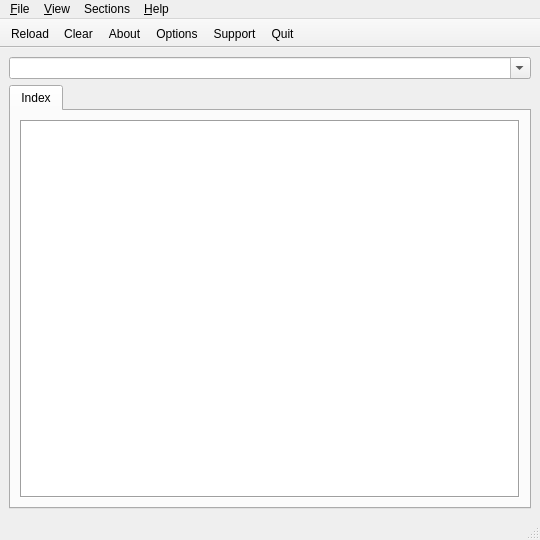
The window that manpager/main.ui (QtPlay/coastal-qt) describes before a commit, drawn with Qt 5.
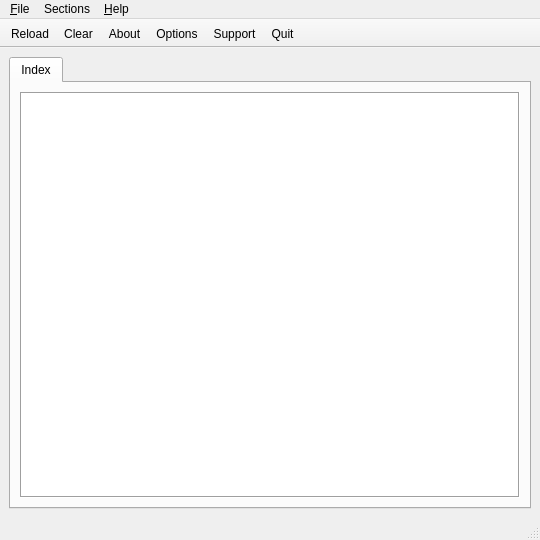
The same window after the commit. Icons and pictures are not drawn.

Commit message: toolbar search

Patch:
```diff
--- a/manpager/main.ui
+++ b/manpager/main.ui
@@ -35,21 +35,7 @@
     <item row="0" column="0">
      <layout class="QVBoxLayout" name="verticalLayout">
       <item>
-       <layout class="QHBoxLayout" name="horizontalLayout_2">
-        <item>
-         <widget class="QComboBox" name="searchBox">
-          <property name="sizePolicy">
-           <sizepolicy hsizetype="Expanding" vsizetype="Fixed">
-            <horstretch>0</horstretch>
-            <verstretch>0</verstretch>
-           </sizepolicy>
-          </property>
-          <property name="editable">
-           <bool>true</bool>
-          </property>
-         </widget>
-        </item>
-       </layout>
+       <layout class="QHBoxLayout" name="horizontalLayout_2"/>
       </item>
       <item>
        <widget class="QTabWidget" name="tabs">
@@ -163,16 +149,7 @@
     <addaction name="actionOptions"/>
     <addaction name="actionSupport"/>
    </widget>
-   <widget class="QMenu" name="menuView">
-    <property name="title">
-     <string>&amp;View</string>
-    </property>
-    <addaction name="actionMenubar"/>
-    <addaction name="actionToolbar"/>
-    <addaction name="actionStatus"/>
-   </widget>
    <addaction name="menuFile"/>
-   <addaction name="menuView"/>
    <addaction name="menuSections"/>
    <addaction name="menuHelp"/>
   </widget>
```
Left out of the diff: 40 changed lines with no effect on the pictures. The commit also changes 2 other files.
